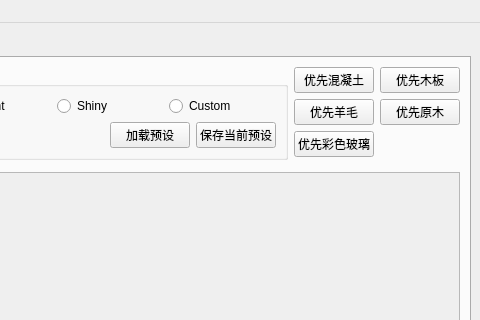
Old version of the form SlopeCraft/SCWind.ui in the repository SlopeCraft/SlopeCraft; both pictures show x 440 to 920 and y 0 to 320 of the 920 by 865 pixel window.
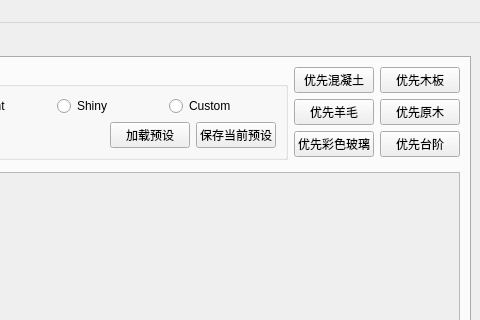
New version of the form. Icons and pictures are not drawn. Custom widgets are drawn as their Qt base class.

Commit message: add prefer-slab to SCWind

```diff
--- a/SlopeCraft/SCWind.ui
+++ b/SlopeCraft/SCWind.ui
@@ -293,6 +293,13 @@
             </property>
            </widget>
           </item>
+          <item row="2" column="1">
+           <widget class="QPushButton" name="pb_prefer_slabs">
+            <property name="text">
+             <string>优先台阶</string>
+            </property>
+           </widget>
+          </item>
          </layout>
         </item>
         <item row="2" column="2" colspan="2">
```
The commit also changes 2 other files.
